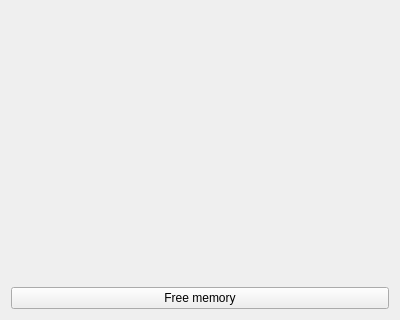
First picture: the form in qu/ui/qu_main_widget.ui, repository aarpon/qu, before the edit; both pictures show x 0 to 400 and y 550 to 870 of the 400 by 870 pixel window.
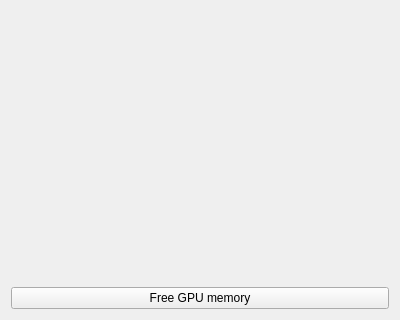
Second picture: the form after the edit.

The edit to the form file:
```diff
--- a/qu/ui/qu_main_widget.ui
+++ b/qu/ui/qu_main_widget.ui
@@ -243,7 +243,7 @@
    <item>
     <widget class="QPushButton" name="pbFreeMemory">
      <property name="text">
-      <string>Free memory</string>
+      <string>Free GPU memory</string>
      </property>
     </widget>
    </item>
```
